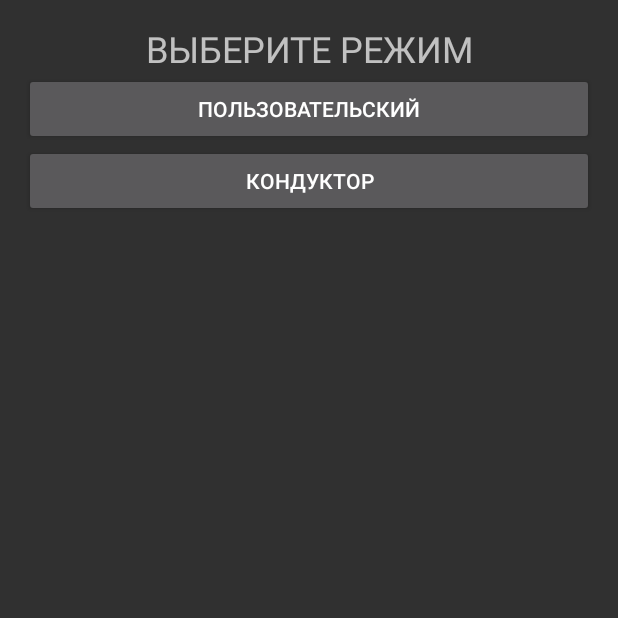
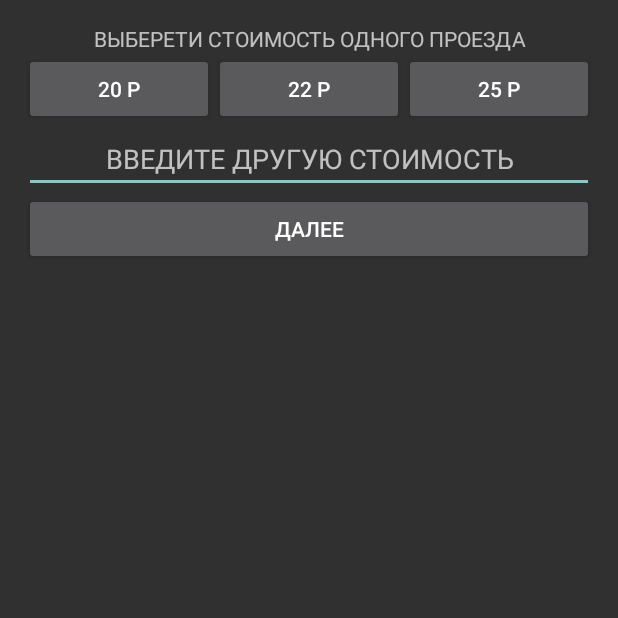
Before and after one commit to IlyaKuprik/BUSCLICKERPROJECT, an Android app: the screen it shows after launch (MainActivity before the commit, SecondModeActivity after it), after a tap on "КОНДУКТОР", on a phone screen of 412 x 824 dp, the top half of it. Run offline under Robolectric (Android 15) with nearby library versions, the phone set to English and light mode, and no system bars.

Commit message:
Почти сделал режим кондуктора

```diff
--- a/app/src/main/AndroidManifest.xml
+++ b/app/src/main/AndroidManifest.xml
@@ -17,6 +17,10 @@
         </activity>
         <activity android:name=".FirstModeActivity">
         </activity>
+        <activity android:name=".SecondModeActivity">
+        </activity>
+        <activity android:name=".ConductorActivity">
+        </activity>
     </application>
 
 </manifest>
--- a/app/src/main/java/com/example/clicker/FirstModeActivity.java
+++ b/app/src/main/java/com/example/clicker/FirstModeActivity.java
@@ -84,7 +84,7 @@ public class FirstModeActivity extends AppCompatActivity {
             clicker.setNumberOfClicks(mSaves.getInt(SAVES_NUMBER_OF_CLICKS,0));
         }
         if (mSaves.contains(SAVES_DATE)){
-            formattedDate=mSaves.getString(SAVES_DATE,"");
+            formattedDate=mSaves.getString(SAVES_DATE,null);
         }
     }
 }
--- a/app/src/main/java/com/example/clicker/MainActivity.java
+++ b/app/src/main/java/com/example/clicker/MainActivity.java
@@ -17,4 +17,9 @@ public class MainActivity extends AppCompatActivity {
         Intent intent=new Intent(MainActivity.this,FirstModeActivity.class);
         startActivity(intent);
     }
+
+    public void onSecondModeButtonClick(View view) {
+        Intent intent=new Intent(MainActivity.this,SecondModeActivity.class);
+        startActivity(intent);
+    }
 }
--- /dev/null
+++ b/app/src/main/java/com/example/clicker/SecondModeActivity.java
@@ -0,0 +1,42 @@
+package com.example.clicker;
+
+import android.content.Intent;
+import android.support.v7.app.AppCompatActivity;
+import android.os.Bundle;
+import android.view.View;
+import android.widget.EditText;
+
+public class SecondModeActivity extends AppCompatActivity {
+    EditText editText;
+
+    @Override
+    protected void onCreate(Bundle savedInstanceState) {
+        super.onCreate(savedInstanceState);
+        setContentView(R.layout.activity_second_mode);
+        editText=(EditText)findViewById(R.id.editText);
+    }
+
+    public void onFirstCostClick(View view) {
+        Intent intent=new Intent(SecondModeActivity.this,ConductorActivity.class);
+        intent.putExtra("cost",20);
+        startActivity(intent);
+    }
+
+    public void onSecondCostClick(View view) {
+        Intent intent=new Intent(SecondModeActivity.this,ConductorActivity.class);
+        intent.putExtra("cost",22);
+        startActivity(intent);
+    }
+
+    public void onThirdCostClick(View view) {
+        Intent intent=new Intent(SecondModeActivity.this,ConductorActivity.class);
+        intent.putExtra("cost",25);
+        startActivity(intent);
+    }
+
+    public void onIndividualButtonClick(View view) {
+        Intent intent=new Intent(SecondModeActivity.this,ConductorActivity.class);
+        intent.putExtra("cost",editText.getText());
+        startActivity(intent);
+    }
+}
--- /dev/null
+++ b/app/src/main/res/layout/activity_second_mode.xml
@@ -0,0 +1,51 @@
+<?xml version="1.0" encoding="utf-8"?>
+<LinearLayout
+        xmlns:android="http://schemas.android.com/apk/res/android"
+        xmlns:tools="http://schemas.android.com/tools"
+        android:id="@+id/activity_second_mode"
+        android:layout_width="match_parent"
+        android:layout_height="match_parent"
+        android:paddingLeft="@dimen/activity_horizontal_margin"
+        android:paddingRight="@dimen/activity_horizontal_margin"
+        android:paddingTop="@dimen/activity_vertical_margin"
+        android:paddingBottom="@dimen/activity_vertical_margin"
+        tools:context="com.example.clicker.SecondModeActivity" android:orientation="vertical" android:weightSum="1">
+
+    <TextView
+            android:text="@string/second_mode_headline"
+            android:layout_width="match_parent"
+            android:layout_height="wrap_content" android:id="@+id/textView2" android:gravity="center"/>
+    <LinearLayout
+            android:orientation="horizontal"
+            android:layout_width="match_parent"
+            android:layout_height="wrap_content">
+        <Button
+                android:layout_width="wrap_content"
+                android:layout_height="wrap_content" android:id="@+id/twentyRubButton" android:layout_weight="1"
+                android:text="@string/first_cost"
+                android:onClick="onFirstCostClick"
+        />
+        <Button
+                android:layout_width="wrap_content"
+                android:onClick="onSecondCostClick"
+                android:layout_height="wrap_content" android:id="@+id/twentyTwoRubButton" android:layout_weight="1"
+                android:text="@string/second_cost"/>
+        <Button
+                android:layout_width="wrap_content"
+                android:onClick="onThirdCostClick"
+                android:layout_height="wrap_content" android:id="@+id/twentyFiveRubButton" android:layout_weight="1"
+                android:text="@string/third_cost"/>
+    </LinearLayout>
+    <EditText
+            android:layout_width="match_parent"
+            android:layout_height="wrap_content"
+            android:inputType="textPersonName"
+            android:ems="10"
+            android:id="@+id/editText" android:hint="@string/second_mode_second_headline"
+            android:gravity="center"/>
+    <Button
+            android:text="@string/next"
+            android:onClick="onIndividualButtonClick"
+            android:layout_width="match_parent"
+            android:layout_height="wrap_content" android:id="@+id/individualButton"/>
+</LinearLayout>
--- a/app/src/main/res/values/strings.xml
+++ b/app/src/main/res/values/strings.xml
@@ -6,4 +6,12 @@
     <string name="first_mode_headline">ВВЕДИТЕ СТОИМОСТЬ ПРОЕЗДА</string>
     <string name="stats">СТАТИСТИКА</string>
     <string name="clean">ОЧИСТИТЬ</string>
+    <string name="first_cost">20 Р</string>
+    <string name="second_cost">22 Р</string>
+    <string name="third_cost">25 Р</string>
+    <string name="second_mode_headline">ВЫБЕРЕТИ СТОИМОСТЬ ОДНОГО ПРОЕЗДА</string>
+    <string name="second_mode_second_headline">ВВЕДИТЕ ДРУГУЮ СТОИМОСТЬ</string>
+    <string name="next">ДАЛЕЕ</string>
+    <string name="stop">СТОП</string>
+    <string name="resume">ПРОДОЛЖИТЬ</string>
 </resources>
```
Also changed, not shown: app/src/main/java/com/example/clicker/ConductorActivity.java (added, +62 -0 lines), app/src/main/res/layout/activity_conductor.xml (added, +53 -0 lines).
